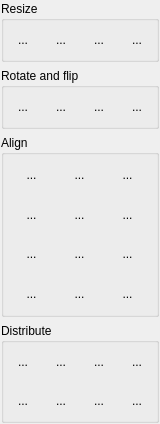
Above: src/LayoutToolboxWidget.ui from markus-wa/glmixer-mirror before the change. Below: the same form after it.
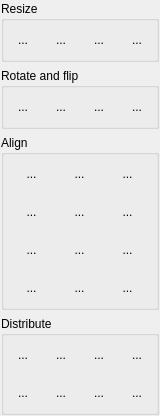
That is the form after the change. Icons and pictures are not drawn.

Commit message: Uniformity of layouts

```diff
--- a/src/LayoutToolboxWidget.ui
+++ b/src/LayoutToolboxWidget.ui
@@ -6,8 +6,8 @@
    <rect>
     <x>0</x>
     <y>0</y>
-    <width>160</width>
-    <height>424</height>
+    <width>154</width>
+    <height>376</height>
    </rect>
   </property>
   <property name="windowTitle">
```
The commit also changes 4 other files.
